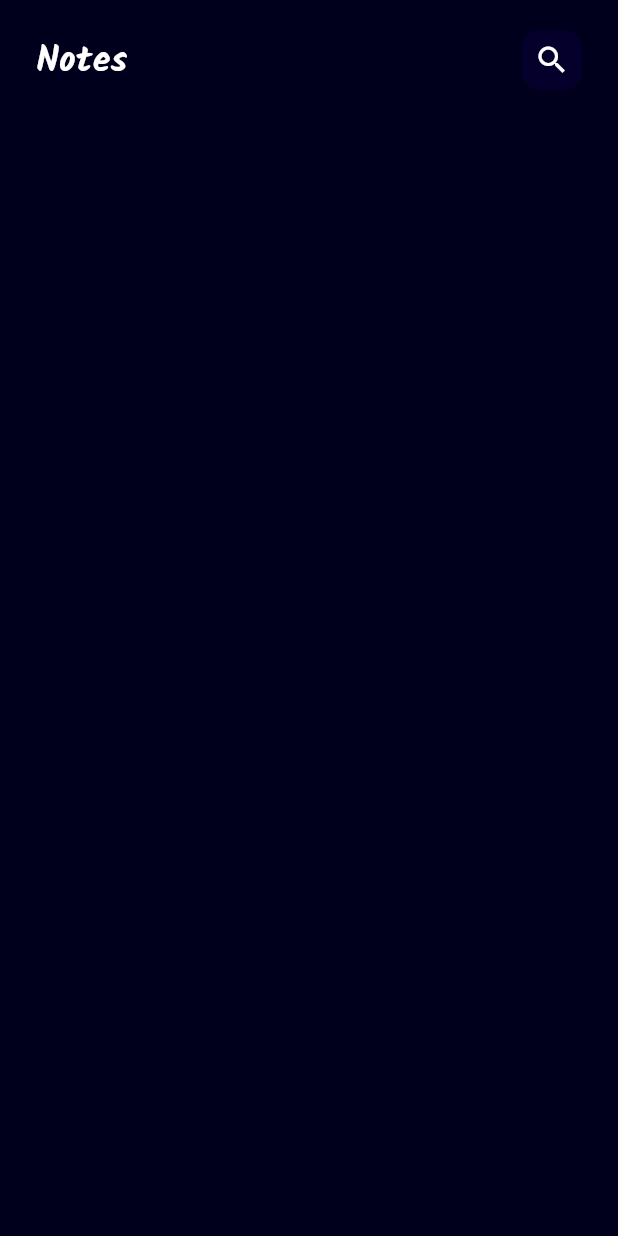
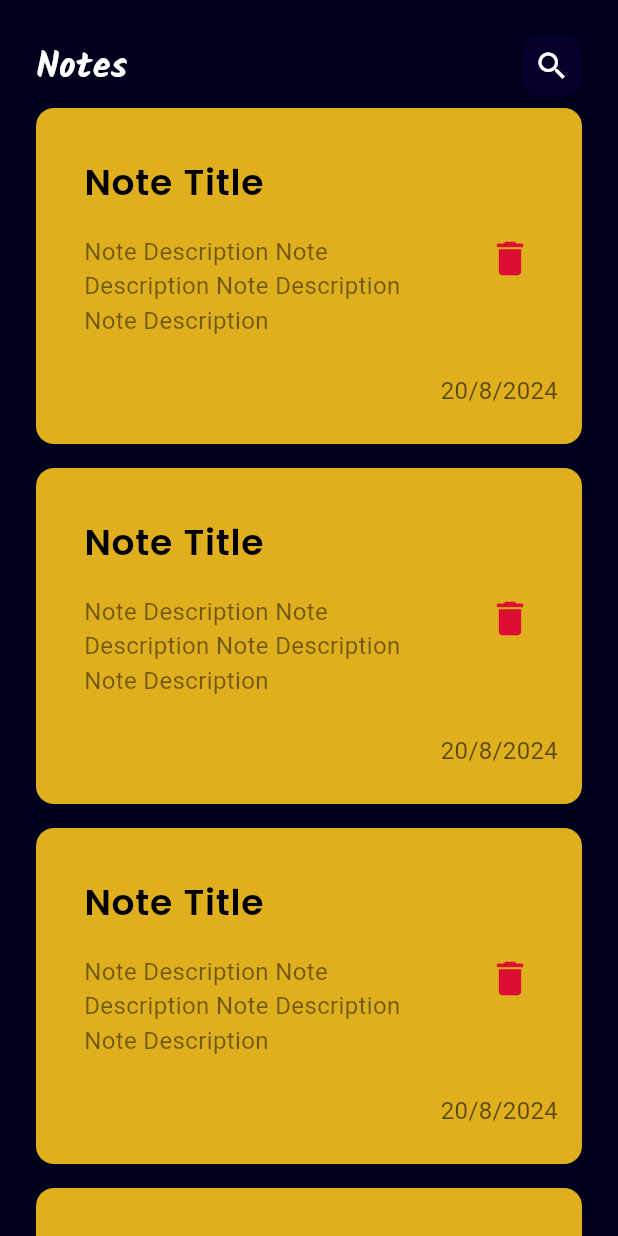
Before and after one commit to Absattar22/Notiva, a Flutter app: the NotesViewBody screen opened directly, on a phone screen of 412 x 824 dp. Run offline on Flutter 3.47's test engine with Material 3 defaults, Android fonts, the light colour scheme and no system bars; our stand-ins replace shared_preferences, smooth_page_indicator; accounts and stored records are empty.

Commit message:
Finish Notes View

```diff
--- a/lib/widgets/custom_app_bar.dart
+++ b/lib/widgets/custom_app_bar.dart
@@ -6,8 +6,8 @@ class CustomAppBar extends StatelessWidget {
 
   @override
   Widget build(BuildContext context) {
-    return const SizedBox(
-      height: 80.0,
+    return const Padding(
+      padding: EdgeInsets.only(top: 24.0),
       child: Row(
         mainAxisAlignment: MainAxisAlignment.spaceBetween,
         children: [
--- /dev/null
+++ b/lib/widgets/custom_note_item.dart
@@ -0,0 +1,59 @@
+import 'package:flutter/material.dart';
+
+class NotesItem extends StatelessWidget {
+  const NotesItem({super.key});
+
+  @override
+  Widget build(BuildContext context) {
+    return Container(
+      padding: const EdgeInsets.only(left: 16.0, top: 24.0, bottom: 24.0),
+      decoration: BoxDecoration(
+        color: const Color.fromARGB(255, 223, 175, 29),
+        borderRadius: BorderRadius.circular(12),
+      ),
+      child: Column(
+        crossAxisAlignment: CrossAxisAlignment.end,
+        children: [
+          ListTile(
+            title: const Text(
+              'Note Title',
+              style: TextStyle(
+                color: Color.fromARGB(255, 0, 0, 0),
+                fontSize: 24.0,
+                fontFamily: 'poppins',
+              ),
+            ),
+            subtitle: Padding(
+              padding: const EdgeInsets.symmetric(vertical: 16),
+              child: Text(
+                'Note Description Note Description Note Description Note Description',
+                style: TextStyle(
+                  color: const Color.fromARGB(255, 0, 0, 0).withOpacity(0.5),
+                  fontSize: 16.0,
+                ),
+              ),
+            ),
+            trailing: IconButton(
+              onPressed: () {},
+              icon: const Icon(
+                size: 30.0,
+                Icons.delete,
+                color: Color.fromARGB(255, 221, 14, 52),
+              ),
+            ),
+          ),
+          Padding(
+            padding: const EdgeInsets.only(right: 16.0),
+            child: Text(
+              '${DateTime.now().day}/${DateTime.now().month}/${DateTime.now().year}',
+              style: TextStyle(
+                color: const Color.fromARGB(255, 0, 0, 0).withOpacity(0.6),
+                fontSize: 16.0,
+              ),
+            ),
+          ),
+        ],
+      ),
+    );
+  }
+}
--- /dev/null
+++ b/lib/widgets/notes_lisr_builder.dart
@@ -0,0 +1,19 @@
+import 'package:flutter/material.dart';
+import 'package:notiva/widgets/custom_note_item.dart';
+
+class NotesListBuilder extends StatelessWidget {
+  const NotesListBuilder({super.key});
+
+  @override
+  Widget build(BuildContext context) {
+    return ListView.builder(
+      itemCount: 10,
+      itemBuilder: (BuildContext context, int index) {
+        return const Padding(
+          padding: EdgeInsets.symmetric(vertical: 8.0),
+          child: NotesItem(),
+        );
+      },
+    );
+  }
+}
--- a/lib/widgets/notes_view_body.dart
+++ b/lib/widgets/notes_view_body.dart
@@ -1,6 +1,7 @@
 import 'package:flutter/material.dart';
 import 'package:notiva/constants.dart';
 import 'package:notiva/widgets/custom_app_bar.dart';
+import 'package:notiva/widgets/notes_lisr_builder.dart';
 
 class NotesViewBody extends StatelessWidget {
   const NotesViewBody({super.key});
@@ -14,6 +15,7 @@ class NotesViewBody extends StatelessWidget {
         child: Column(
           children: [
             CustomAppBar(),
+            Expanded(child: NotesListBuilder()),
           ],
         ),
       ),
--- a/pubspec.yaml
+++ b/pubspec.yaml
@@ -88,9 +88,15 @@ flutter:
     - family: figma
       fonts:
         - asset: assets/fonts/Figtree-Italic-VariableFont_wght.ttf
+
     - family: kalam
       fonts:
         - asset: assets/fonts/Kalam-Bold.ttf
+
+    - family: poppins
+      fonts:
+        - asset: assets/fonts/Poppins SemiBold 600.ttf
+
 
 
   #     fonts:
```
Also changed, not shown: assets/fonts/Poppins SemiBold 600.ttf (added).
